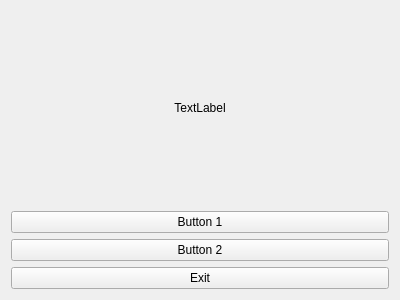
Before: the Qt Designer form de.morknet.sct.qt.example.delayedexit/mainwindow.ui in stmork/sctqtgen, drawn with Qt 5.
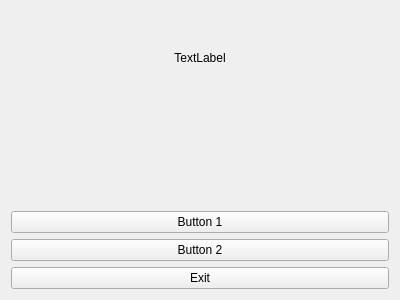
After: the same form once the commit is applied.

Diff of the .ui file:
```diff
--- a/de.morknet.sct.qt.example.delayedexit/mainwindow.ui
+++ b/de.morknet.sct.qt.example.delayedexit/mainwindow.ui
@@ -27,6 +27,16 @@
         </property>
        </widget>
       </item>
+      <item>
+       <widget class="QLabel" name="waiting">
+        <property name="text">
+         <string/>
+        </property>
+        <property name="alignment">
+         <set>Qt::AlignCenter</set>
+        </property>
+       </widget>
+      </item>
       <item>
        <widget class="QPushButton" name="pushButton1">
         <property name="text">
```
